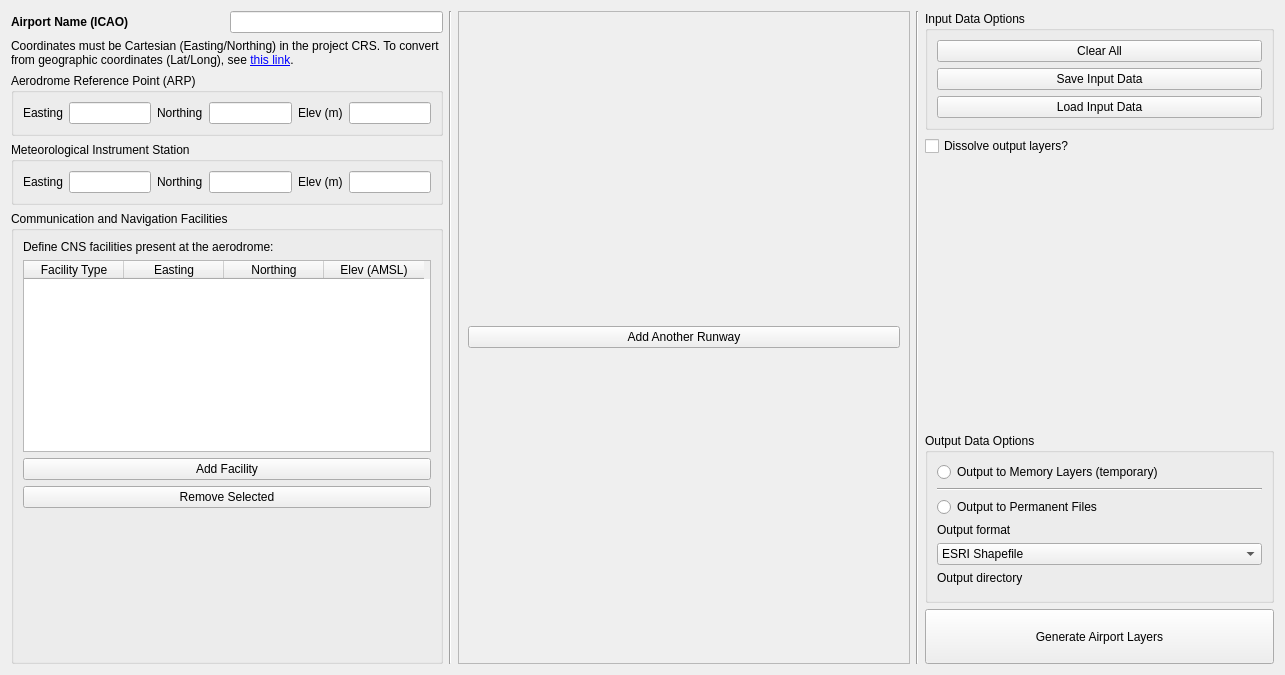
Old version of the form safeguarding_builder_dialog_base.ui in the repository camtodd1/prj-lucid.
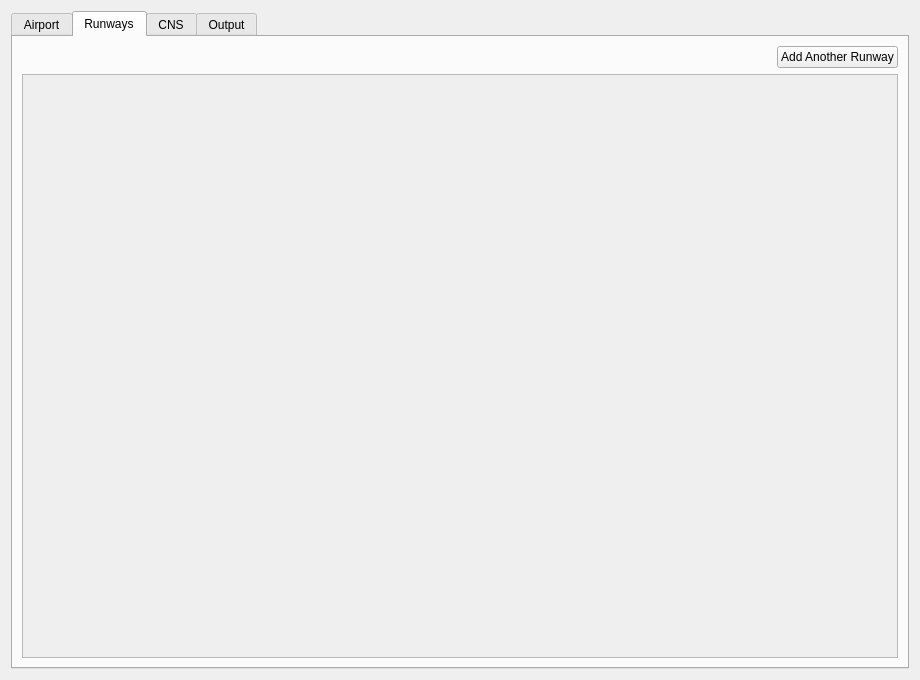
New version of the form. The open tabs and pages were chosen to show the change. Custom widgets are drawn as their Qt base class.

Commit message: Dialog layout updates

Diff of the .ui file:
```diff
--- a/safeguarding_builder_dialog_base.ui
+++ b/safeguarding_builder_dialog_base.ui
@@ -6,29 +6,32 @@
    <rect>
     <x>0</x>
     <y>0</y>
-    <width>1285</width>
-    <height>675</height>
+    <width>920</width>
+    <height>680</height>
    </rect>
   </property>
   <property name="sizePolicy">
-   <sizepolicy hsizetype="Expanding" vsizetype="Fixed">
+   <sizepolicy hsizetype="Expanding" vsizetype="Expanding">
     <horstretch>0</horstretch>
     <verstretch>0</verstretch>
    </sizepolicy>
   </property>
-  <property name="cursor">
-   <cursorShape>ArrowCursor</cursorShape>
-  </property>
   <property name="windowTitle">
    <string>AeroSense - Airport Safeguarding Analysis Tool</string>
   </property>
   <layout class="QVBoxLayout" name="verticalLayout">
    <item>
-    <layout class="QHBoxLayout" name="horizontalLayout" stretch="1,0,1,0,1">
+    <widget class="QTabWidget" name="tabWidget_workflow">
+     <property name="currentIndex">
+      <number>0</number>
+     </property>
+     <widget class="QWidget" name="tab_airport">
+      <attribute name="title">
+       <string>Airport</string>
+      </attribute>
+      <layout class="QVBoxLayout" name="verticalLayout_airportTab">
      <item>
-      <layout class="QVBoxLayout" name="verticalLayout_main_area">
-       <item>
-        <layout class="QHBoxLayout" name="horizontalLayout_3" stretch="1,1">
+        <layout class="QHBoxLayout" name="horizontalLayout_airportName">
          <item>
           <widget class="QLabel" name="label_airport_name">
            <property name="font">
@@ -58,117 +61,183 @@
         </widget>
        </item>
        <item>
-        <layout class="QHBoxLayout" name="horizontalLayout_arp">
+        <widget class="QLabel" name="label_airport_status">
+         <property name="text">
+          <string/>
+         </property>
+        </widget>
+       </item>
          <item>
           <widget class="QGroupBox" name="groupBox_ARP">
            <property name="title">
             <string>Aerodrome Reference Point (ARP)</string>
            </property>
-           <layout class="QVBoxLayout" name="verticalLayout_3">
-            <item>
-             <layout class="QHBoxLayout" name="ARP_easting_Layout">
-              <item>
+         <layout class="QGridLayout" name="gridLayout_arp">
+          <item row="0" column="0">
                <widget class="QLabel" name="label_easting_ARP">
                 <property name="text">
                  <string>Easting</string>
                 </property>
                </widget>
               </item>
-              <item>
+          <item row="0" column="1">
                <widget class="QLineEdit" name="lineEdit_arp_easting"/>
               </item>
-              <item>
+          <item row="0" column="2">
                <widget class="QLabel" name="label_northing_ARP">
                 <property name="text">
                  <string>Northing</string>
                 </property>
                </widget>
               </item>
-              <item>
+          <item row="0" column="3">
                <widget class="QLineEdit" name="lineEdit_arp_northing"/>
               </item>
-              <item>
+          <item row="0" column="4">
                <widget class="QLabel" name="label_elevatio_ARP">
                 <property name="text">
                  <string>Elev (m)</string>
                 </property>
                </widget>
               </item>
-              <item>
+          <item row="0" column="5">
                <widget class="QLineEdit" name="lineEdit_arp_elevation"/>
               </item>
              </layout>
-            </item>
-           </layout>
-          </widget>
-         </item>
-        </layout>
+        </widget>
        </item>
        <item>
         <widget class="QGroupBox" name="groupBox_MET">
          <property name="title">
-          <string>Meteorological Instrument Station</string>
+          <string>Meteorological Instrument Station (optional)</string>
          </property>
-         <layout class="QVBoxLayout" name="verticalLayout_7">
-          <item>
-           <layout class="QHBoxLayout" name="ARP_easting_Layout_2">
-            <item>
+         <layout class="QGridLayout" name="gridLayout_met">
+          <item row="0" column="0">
              <widget class="QLabel" name="label_easting_MET">
               <property name="text">
                <string>Easting</string>
               </property>
              </widget>
             </item>
-            <item>
+          <item row="0" column="1">
              <widget class="QLineEdit" name="lineEdit_met_easting"/>
             </item>
-            <item>
+          <item row="0" column="2">
              <widget class="QLabel" name="label_northing_MET">
               <property name="text">
                <string>Northing</string>
               </property>
              </widget>
             </item>
-            <item>
+          <item row="0" column="3">
              <widget class="QLineEdit" name="lineEdit_met_northing"/>
             </item>
-            <item>
+          <item row="0" column="4">
              <widget class="QLabel" name="label_elevation_MET">
               <property name="text">
                <string>Elev (m)</string>
               </property>
              </widget>
             </item>
-            <item>
+          <item row="0" column="5">
              <widget class="QLineEdit" name="lineEdit_met_elevation"/>
             </item>
            </layout>
-          </item>
-         </layout>
-        </widget>
-       </item>
+        </widget>
+       </item>
+       <item>
+        <spacer name="verticalSpacer_airport">
+         <property name="orientation">
+          <enum>Qt::Vertical</enum>
+         </property>
+         <property name="sizeHint" stdset="0">
+          <size>
+           <width>20</width>
+           <height>40</height>
+          </size>
+         </property>
+        </spacer>
+       </item>
+      </layout>
+     </widget>
+     <widget class="QWidget" name="tab_runways">
+      <attribute name="title">
+       <string>Runways</string>
+      </attribute>
+      <layout class="QVBoxLayout" name="verticalLayout_runwaysTab">
+       <item>
+        <layout class="QHBoxLayout" name="horizontalLayout_runwayActions">
+         <item>
+          <widget class="QLabel" name="label_runway_status">
+           <property name="text">
+            <string/>
+           </property>
+          </widget>
+         </item>
+         <item>
+          <spacer name="horizontalSpacer_runwayActions">
+           <property name="orientation">
+            <enum>Qt::Horizontal</enum>
+           </property>
+           <property name="sizeHint" stdset="0">
+            <size>
+             <width>40</width>
+             <height>20</height>
+            </size>
+           </property>
+          </spacer>
+         </item>
+         <item>
+          <widget class="QPushButton" name="pushButton_add_runway">
+           <property name="text">
+            <string>Add Another Runway</string>
+           </property>
+          </widget>
+         </item>
+        </layout>
+       </item>
+       <item>
+        <widget class="QScrollArea" name="scrollArea_runways">
+         <property name="widgetResizable">
+          <bool>true</bool>
+         </property>
+         <widget class="QWidget" name="scrollAreaWidgetContents">
+          <property name="geometry">
+           <rect>
+            <x>0</x>
+            <y>0</y>
+            <width>860</width>
+            <height>560</height>
+           </rect>
+          </property>
+          <layout class="QVBoxLayout" name="verticalLayout_2"/>
+         </widget>
+        </widget>
+       </item>
+      </layout>
+     </widget>
+     <widget class="QWidget" name="tab_cns">
+      <attribute name="title">
+       <string>CNS</string>
+      </attribute>
+      <layout class="QVBoxLayout" name="verticalLayout_cnsTab">
        <item>
         <widget class="QGroupBox" name="groupBox_CNS">
-         <property name="sizePolicy">
-          <sizepolicy hsizetype="Minimum" vsizetype="Preferred">
-           <horstretch>0</horstretch>
-           <verstretch>0</verstretch>
-          </sizepolicy>
-         </property>
-         <property name="minimumSize">
-          <size>
-           <width>432</width>
-           <height>0</height>
-          </size>
-         </property>
          <property name="title">
-          <string>Communication and Navigation Facilities</string>
+          <string>Communication and Navigation Facilities (optional)</string>
          </property>
          <layout class="QVBoxLayout" name="verticalLayout_6">
           <item>
            <widget class="QLabel" name="label_CNS_description">
             <property name="text">
-             <string>Define CNS facilities present at the aerodrome:</string>
+             <string>Define CNS facilities present at the aerodrome.</string>
+            </property>
+           </widget>
+          </item>
+          <item>
+           <widget class="QLabel" name="label_cns_status">
+            <property name="text">
+             <string/>
             </property>
            </widget>
           </item>
@@ -193,12 +262,12 @@
             </column>
             <column>
              <property name="text">
-              <string>Easting</string>
+              <string>Easting/X</string>
              </property>
             </column>
             <column>
              <property name="text">
-              <string>Northing</string>
+              <string>Northing/Y</string>
              </property>
             </column>
             <column>
@@ -209,6 +278,8 @@
            </widget>
           </item>
           <item>
+           <layout class="QHBoxLayout" name="horizontalLayout_cnsButtons">
+            <item>
            <widget class="QPushButton" name="pushButton_add_CNS">
             <property name="text">
              <string>Add Facility</string>
@@ -222,105 +293,26 @@
             </property>
            </widget>
           </item>
-          <item>
-           <spacer name="verticalSpacer_2">
-            <property name="orientation">
-             <enum>Qt::Vertical</enum>
-            </property>
-            <property name="sizeHint" stdset="0">
-             <size>
-              <width>20</width>
-              <height>40</height>
-             </size>
-            </property>
-           </spacer>
-          </item>
-         </layout>
-        </widget>
-       </item>
-      </layout>
-     </item>
-     <item>
-      <widget class="Line" name="line">
-       <property name="orientation">
-        <enum>Qt::Vertical</enum>
-       </property>
-      </widget>
-     </item>
-     <item>
-      <layout class="QVBoxLayout" name="verticalLayout_mid_section">
-       <item>
-        <widget class="QScrollArea" name="scrollArea_runways">
-         <property name="sizePolicy">
-          <sizepolicy hsizetype="MinimumExpanding" vsizetype="Expanding">
-           <horstretch>0</horstretch>
-           <verstretch>0</verstretch>
-          </sizepolicy>
-         </property>
-         <property name="widgetResizable">
-          <bool>true</bool>
-         </property>
-         <widget class="QWidget" name="scrollAreaWidgetContents">
-          <property name="geometry">
-           <rect>
-            <x>0</x>
-            <y>0</y>
-            <width>444</width>
-            <height>645</height>
-           </rect>
-          </property>
-          <layout class="QVBoxLayout" name="verticalLayout_2">
-           <item>
-            <widget class="QPushButton" name="pushButton_add_runway">
-             <property name="enabled">
-              <bool>true</bool>
-             </property>
-             <property name="minimumSize">
-              <size>
-               <width>432</width>
-               <height>0</height>
-              </size>
-             </property>
-             <property name="text">
-              <string>Add Another Runway</string>
-             </property>
-            </widget>
-           </item>
-          </layout>
-         </widget>
-        </widget>
-       </item>
-      </layout>
-     </item>
+           </layout>
+          </item>
+         </layout>
+        </widget>
+       </item>
+      </layout>
+     </widget>
+     <widget class="QWidget" name="tab_output">
+      <attribute name="title">
+       <string>Output</string>
+      </attribute>
+      <layout class="QVBoxLayout" name="verticalLayout_outputTab">
      <item>
-      <widget class="Line" name="line_2">
-       <property name="orientation">
-        <enum>Qt::Vertical</enum>
-       </property>
-      </widget>
-     </item>
-     <item>
-      <layout class="QVBoxLayout" name="verticalLayout_side_section">
+        <layout class="QHBoxLayout" name="horizontalLayout_inputDataActions">
        <item>
         <widget class="QGroupBox" name="groupBox_inputOptions">
          <property name="title">
           <string>Input Data Options</string>
          </property>
-         <layout class="QVBoxLayout" name="verticalLayout_4">
-          <item>
-           <widget class="QPushButton" name="pushButton_clear_all">
-            <property name="text">
-             <string>Clear All</string>
-            </property>
-           </widget>
-          </item>
-          <item>
-           <widget class="QPushButton" name="pushButton_save_data">
-            <property name="text">
-             <string>Save Input Data</string>
-            </property>
-           </widget>
-          </item>
+           <layout class="QHBoxLayout" name="horizontalLayout_inputButtons">
           <item>
            <widget class="QPushButton" name="pushButton_load_data">
             <property name="text">
@@ -328,28 +320,24 @@
             </property>
            </widget>
           </item>
-         </layout>
-        </widget>
-       </item>
        <item>
-        <widget class="QCheckBox" name="checkBox_dissolveLayers">
+             <widget class="QPushButton" name="pushButton_save_data">
          <property name="text">
-          <string>Dissolve output layers?</string>
+               <string>Save Input Data</string>
          </property>
         </widget>
        </item>
        <item>
-        <spacer name="verticalSpacer">
-         <property name="orientation">
-          <enum>Qt::Vertical</enum>
-         </property>
-         <property name="sizeHint" stdset="0">
-          <size>
-           <width>20</width>
-           <height>40</height>
-          </size>
-         </property>
-        </spacer>
+             <widget class="QPushButton" name="pushButton_clear_all">
+              <property name="text">
+               <string>Clear All</string>
+              </property>
+             </widget>
+            </item>
+           </layout>
+          </widget>
+         </item>
+        </layout>
        </item>
        <item>
         <widget class="QGroupBox" name="groupBox_outputOptions">
@@ -357,6 +345,13 @@
           <string>Output Data Options</string>
          </property>
          <layout class="QVBoxLayout" name="verticalLayout_5">
+          <item>
+           <widget class="QLabel" name="label_output_status">
+            <property name="text">
+             <string/>
+            </property>
+           </widget>
+          </item>
           <item>
            <widget class="QRadioButton" name="radioMemoryOutput">
             <property name="text">
@@ -368,16 +363,6 @@
             <property name="checked">
              <bool>false</bool>
             </property>
-            <property name="autoRepeat">
-             <bool>false</bool>
-            </property>
-           </widget>
-          </item>
-          <item>
-           <widget class="Line" name="line_3">
-            <property name="orientation">
-             <enum>Qt::Horizontal</enum>
-            </property>
            </widget>
           </item>
           <item>
@@ -388,13 +373,22 @@
            </widget>
           </item>
           <item>
+           <widget class="QCheckBox" name="checkBox_dissolveLayers">
+            <property name="text">
+             <string>Dissolve output layers?</string>
+            </property>
+           </widget>
+          </item>
+          <item>
+           <layout class="QGridLayout" name="gridLayout_outputFields">
+            <item row="0" column="0">
            <widget class="QLabel" name="label_outputFormat">
             <property name="text">
              <string>Output format</string>
             </property>
            </widget>
           </item>
-          <item>
+            <item row="0" column="1">
            <widget class="QComboBox" name="comboOutputFormat">
             <item>
              <property name="text">
@@ -403,14 +397,14 @@
             </item>
            </widget>
           </item>
-          <item>
+            <item row="1" column="0">
            <widget class="QLabel" name="label_outputPath">
             <property name="text">
              <string>Output directory</string>
             </property>
            </widget>
           </item>
-          <item>
+            <item row="1" column="1">
            <widget class="QgsFileWidget" name="fileWidgetOutputPath">
             <property name="storageMode">
              <enum>QgsFileWidget::GetDirectory</enum>
@@ -418,13 +412,28 @@
            </widget>
           </item>
          </layout>
+          </item>
+         </layout>
         </widget>
        </item>
+       <item>
+        <spacer name="verticalSpacer_output">
+         <property name="orientation">
+          <enum>Qt::Vertical</enum>
+         </property>
+         <property name="sizeHint" stdset="0">
+          <size>
+           <width>20</width>
+           <height>40</height>
+          </size>
+         </property>
+        </spacer>
+       </item>
        <item>
         <widget class="QPushButton" name="pushButton_Generate">
          <property name="minimumSize">
           <size>
-           <width>324</width>
+           <width>0</width>
            <height>55</height>
           </size>
          </property>
@@ -434,8 +443,8 @@
         </widget>
        </item>
       </layout>
-     </item>
-    </layout>
+     </widget>
+    </widget>
    </item>
   </layout>
  </widget>
```
Left out of the diff: 6 changed lines with no effect on the pictures. Lines whose indentation alone changed are shown as unchanged.
